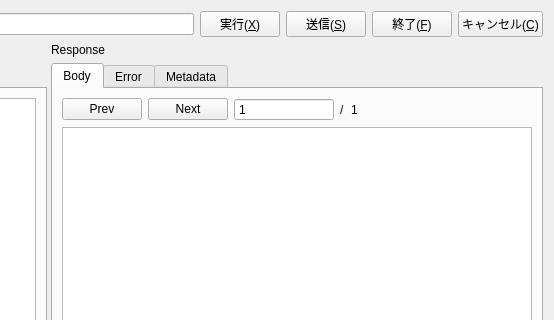
Old version of the form ui/Editor.ui in the repository shibafu528/florarpc; both pictures show x 346 to 900 and y 0 to 320 of the 900 by 800 pixel window.
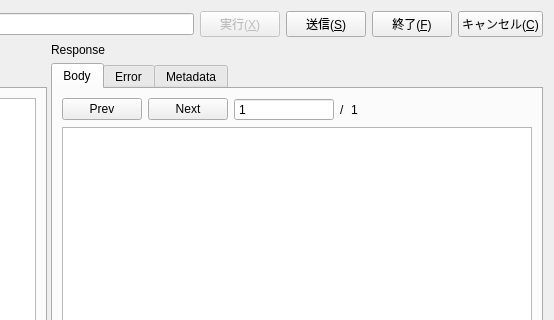
New version of the form. Icons and pictures are not drawn.

Commit message: Server addressが空だとgRPCがクラッシュする環境があったので、未入力の場合は実行できないようにした

```diff
--- a/ui/Editor.ui
+++ b/ui/Editor.ui
@@ -28,6 +28,9 @@
      </item>
      <item>
       <widget class="QPushButton" name="executeButton">
+       <property name="enabled">
+        <bool>false</bool>
+       </property>
        <property name="text">
         <string>実行(&amp;X)</string>
        </property>
```
Left out of the diff: 6 changed lines with no effect on the pictures. The commit also changes 2 other files.
